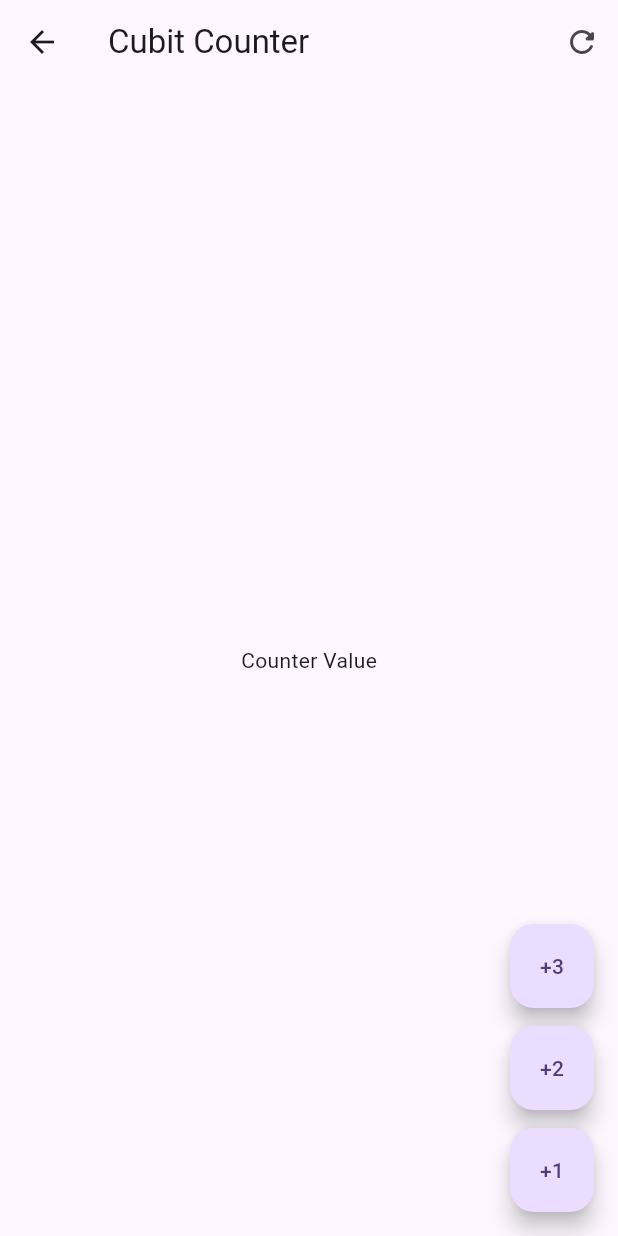
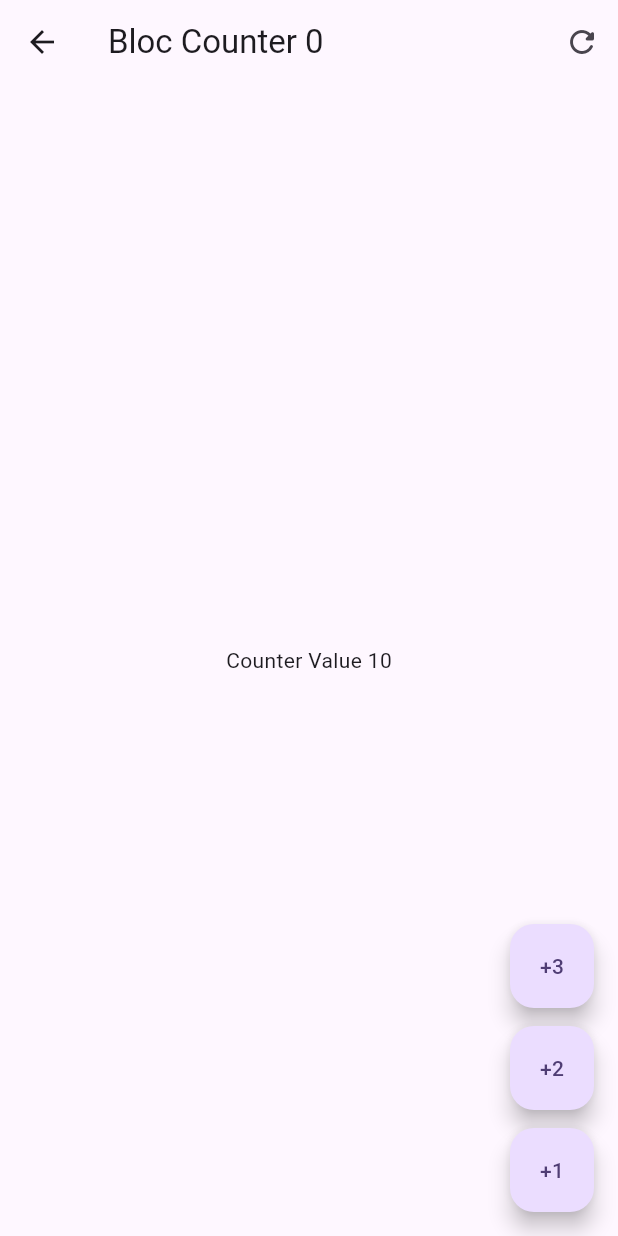
Before and after one commit to JEstebanDev/FormApp, a Flutter app: the screen it shows after launch, after a tap on "Bloc", on a phone screen of 412 x 824 dp. Run offline on Flutter 3.47's test engine with Material 3 defaults, Android fonts, the phone set to English and light mode, and no system bars; our stand-ins replace equatable, flutter_bloc, go_router.

Commit message:
:bookmark: finished cubits and bloc

```diff
--- /dev/null
+++ b/lib/presentation/bloc/bloc/counter_event.dart
@@ -0,0 +1,14 @@
+part of 'counter_bloc.dart';
+
+sealed class CounterEvent {
+  const CounterEvent();
+}
+
+class CounterIncress extends CounterEvent {
+  final int value;
+  const CounterIncress(this.value);
+}
+
+class CounterReset extends CounterEvent {
+  const CounterReset();
+}
--- /dev/null
+++ b/lib/presentation/bloc/bloc/counter_state.dart
@@ -0,0 +1,16 @@
+part of 'counter_bloc.dart';
+
+class CounterState extends Equatable {
+  final int counter;
+  final int transactionCount;
+
+  const CounterState({this.counter = 10, this.transactionCount = 0});
+
+  CounterState copyWith({int? counter, int? transactionCount}) => CounterState(
+    counter: counter ?? this.counter,
+    transactionCount: transactionCount ?? this.transactionCount,
+  );
+
+  @override
+  List<Object> get props => [counter, transactionCount];
+}
--- a/lib/presentation/screens/bloc_screen.dart
+++ b/lib/presentation/screens/bloc_screen.dart
@@ -1,34 +1,64 @@
 import 'package:flutter/material.dart';
+import 'package:flutter_bloc/flutter_bloc.dart';
+import 'package:forms_app/presentation/bloc/bloc/counter_bloc.dart';
 
 class BlockScreen extends StatelessWidget {
   const BlockScreen({super.key});
 
   @override
   Widget build(BuildContext context) {
+    return BlocProvider(create: (_) => CounterBloc(), child: BlocCounterView());
+  }
+}
+
+class BlocCounterView extends StatelessWidget {
+  const BlocCounterView({super.key});
+
+  void increaseCounterBy(BuildContext context, [int value = 1]) {
+    context.read<CounterBloc>().increaseBy(value);
+  }
+
+  void resetCounterBy(BuildContext context) {
+    context.read<CounterBloc>().resetCounter();
+  }
+
+  @override
+  Widget build(BuildContext context) {
     return Scaffold(
       appBar: AppBar(
-        title: Text('Cubit Counter'),
+        title: context.select(
+          (CounterBloc counteBloc) =>
+              Text('Bloc Counter ${counteBloc.state.transactionCount}'),
+        ),
         actions: [
-          IconButton(onPressed: () {}, icon: const Icon(Icons.refresh_rounded)),
+          IconButton(
+            onPressed: () => resetCounterBy(context),
+            icon: const Icon(Icons.refresh_rounded),
+          ),
         ],
       ),
-      body: Center(child: Text("Counter Value")),
+      body: Center(
+        child: context.select(
+          (CounterBloc counteBloc) =>
+              Text("Counter Value ${counteBloc.state.counter}"),
+        ),
+      ),
       floatingActionButton: Column(
         mainAxisAlignment: MainAxisAlignment.end,
         spacing: 12,
         children: [
           FloatingActionButton(
-            onPressed: () {},
+            onPressed: () => increaseCounterBy(context, 3),
             heroTag: 1,
             child: const Text("+3"),
           ),
           FloatingActionButton(
-            onPressed: () {},
+            onPressed: () => increaseCounterBy(context, 2),
             heroTag: 2,
             child: const Text("+2"),
           ),
           FloatingActionButton(
-            onPressed: () {},
+            onPressed: () => increaseCounterBy(context),
             heroTag: 3,
             child: const Text("+1"),
           ),
--- a/lib/presentation/screens/home_screen.dart
+++ b/lib/presentation/screens/home_screen.dart
@@ -19,11 +19,16 @@ class HomeScreen extends StatelessWidget {
           ),
           ListTile(
             title: const Text("Bloc"),
-            subtitle: const Text("Simple state manager"),
+            subtitle: const Text("State manager"),
             trailing: const Icon(Icons.arrow_forward_ios_rounded),
             onTap: () {
               context.push('/bloc');
             },
+          ),
+
+          const Padding(
+            padding: EdgeInsetsGeometry.symmetric(horizontal: 10),
+            child: Divider(),
           ),
         ],
       ),
```
Also changed, not shown: lib/presentation/bloc/bloc/counter_bloc.dart (added, +33 -0 lines).
